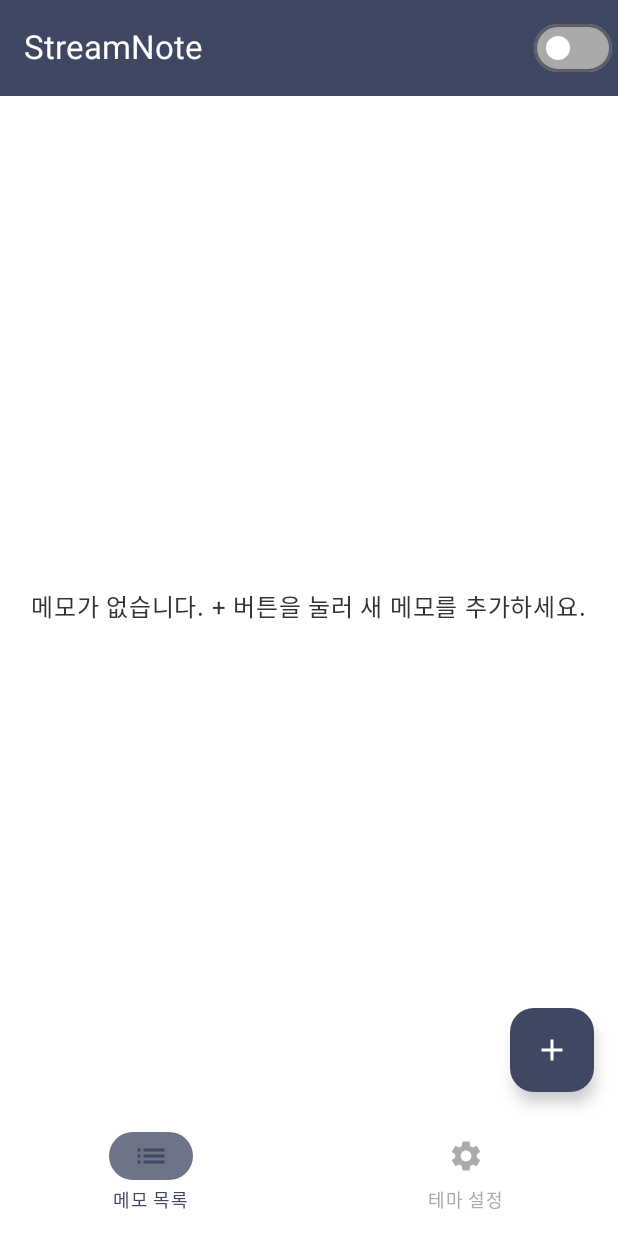
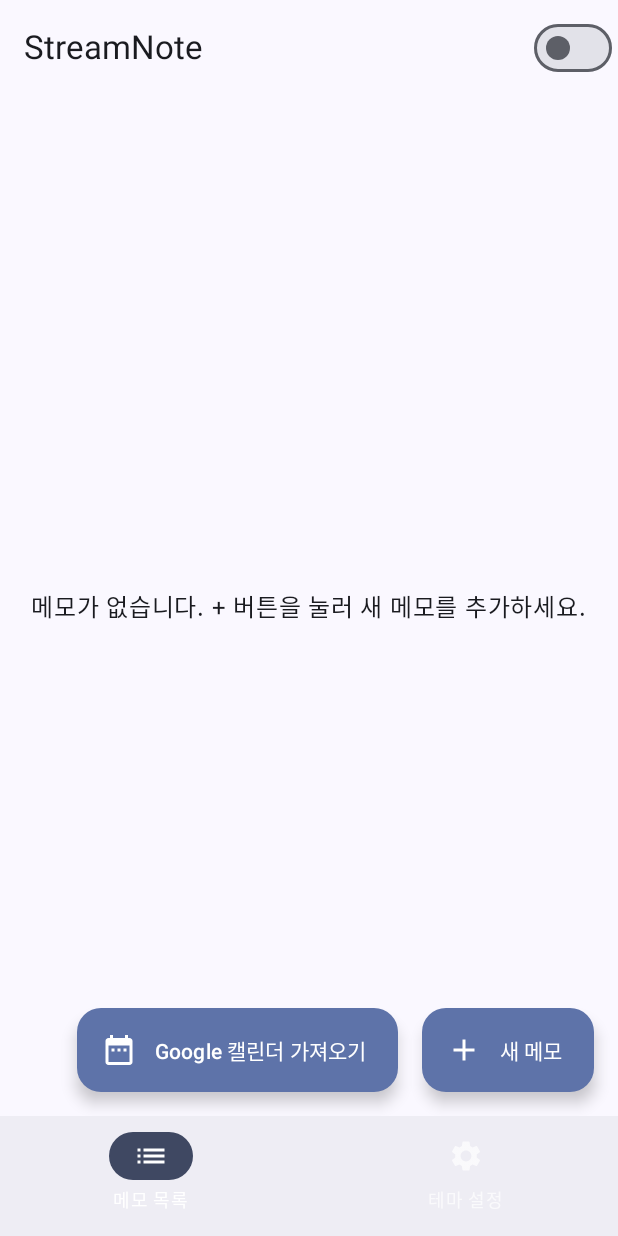
Before and after one commit to SonSungMin/SkynetProject, an Android app built with Jetpack Compose: the screen it shows after launch (MainActivity), on a phone screen of 412 x 824 dp. Run offline under Robolectric (Android 15) with nearby library versions, the phone set to English and light mode, and no system bars; our stand-ins replace AdMob, Room's generated code; 1 statement that could not run was skipped.

Commit message:
구글 캘린더 추가 후

```diff
--- a/streamnote/src/main/AndroidManifest.xml
+++ b/streamnote/src/main/AndroidManifest.xml
@@ -21,7 +21,6 @@
     <!-- 구글 캘린더 접근 권한 -->
     <uses-permission android:name="android.permission.GET_ACCOUNTS" />
     <uses-permission android:name="android.permission.READ_CALENDAR" />
-    <uses-permission android:name="android.permission.WRITE_CALENDAR" />
 
 
     <application
--- a/streamnote/src/main/java/com/skynet/streamnote/ui/screens/MemoListScreen.kt
+++ b/streamnote/src/main/java/com/skynet/streamnote/ui/screens/MemoListScreen.kt
@@ -1,17 +1,25 @@
 package com.skynet.streamnote.ui.screens
 
-import androidx.compose.foundation.background
+import android.Manifest
+import androidx.activity.compose.rememberLauncherForActivityResult
+import androidx.activity.result.contract.ActivityResultContracts
 import androidx.compose.foundation.layout.Box
+import androidx.compose.foundation.layout.Row
+import androidx.compose.foundation.layout.Spacer
 import androidx.compose.foundation.layout.fillMaxSize
 import androidx.compose.foundation.layout.padding
+import androidx.compose.foundation.layout.width
 import androidx.compose.foundation.lazy.LazyColumn
 import androidx.compose.foundation.lazy.items
 import androidx.compose.material.icons.Icons
 import androidx.compose.material.icons.filled.Add
-import androidx.compose.material3.FloatingActionButton
+import androidx.compose.material.icons.filled.DateRange
+import androidx.compose.material.icons.filled.Warning
+import androidx.compose.material3.AlertDialog
+import androidx.compose.material3.ExtendedFloatingActionButton
 import androidx.compose.material3.Icon
-import androidx.compose.material3.MaterialTheme
 import androidx.compose.material3.Text
+import androidx.compose.material3.TextButton
 import androidx.compose.runtime.Composable
 import androidx.compose.runtime.collectAsState
 import androidx.compose.runtime.getValue
@@ -20,37 +28,48 @@ import androidx.compose.runtime.remember
 import androidx.compose.runtime.setValue
 import androidx.compose.ui.Alignment
 import androidx.compose.ui.Modifier
-import androidx.compose.ui.res.colorResource
+import androidx.compose.ui.platform.LocalContext
 import androidx.compose.ui.res.stringResource
 import androidx.compose.ui.unit.dp
+import androidx.core.content.ContextCompat
+import android.content.pm.PackageManager
 import com.skynet.streamnote.R
 import com.skynet.streamnote.data.entity.Memo
+import com.skynet.streamnote.ui.components.ImportCalendarDialog
 import com.skynet.streamnote.ui.components.MemoDialog
 import com.skynet.streamnote.ui.components.MemoItem
 import com.skynet.streamnote.ui.viewmodel.StreamNoteViewModel
+import androidx.compose.ui.res.colorResource
 
 @Composable
 fun MemoListScreen(viewModel: StreamNoteViewModel, modifier: Modifier = Modifier) {
     val memos by viewModel.allMemos.collectAsState(initial = emptyList())
     var showAddDialog by remember { mutableStateOf(false) }
     var selectedMemo by remember { mutableStateOf<Memo?>(null) }
+    var showImportDialog by remember { mutableStateOf(false) }
+    var showPermissionDialog by remember { mutableStateOf(false) }
 
-    // 기능별 색상 정의
-    val primaryColor = colorResource(id = R.color.primary)
-    val backgroundColor = colorResource(id = R.color.background)
-    val onBackgroundColor = colorResource(id = R.color.on_background)
-    val onPrimaryColor = colorResource(id = R.color.on_primary)
+    val context = LocalContext.current
 
-    Box(
-        modifier = modifier
-            .fillMaxSize()
-            .background(backgroundColor)
-    ) {
+    // 캘린더 권한 요청을 위한 런처
+    val calendarPermissionLauncher = rememberLauncherForActivityResult(
+        contract = ActivityResultContracts.RequestPermission(),
+        onResult = { isGranted ->
+            if (isGranted) {
+                // 권한이 부여되면 가져오기 다이얼로그 표시
+                showImportDialog = true
+            } else {
+                // 권한이 거부되면 권한 안내 다이얼로그 표시
+                showPermissionDialog = true
+            }
+        }
+    )
+
+    Box(modifier = modifier.fillMaxSize()) {
         if (memos.isEmpty()) {
             Text(
                 text = stringResource(R.string.no_memos),
-                modifier = Modifier.align(Alignment.Center),
-                color = onBackgroundColor
+                modifier = Modifier.align(Alignment.Center)
             )
         } else {
             LazyColumn {
@@ -73,21 +92,45 @@ fun MemoListScreen(viewModel: StreamNoteViewModel, modifier: Modifier = Modifier
             }
         }
 
-        FloatingActionButton(
-            onClick = {
-                selectedMemo = null
-                showAddDialog = true
-            },
+        // FAB들을 가로로 나란히 배치
+        Row(
             modifier = Modifier
                 .align(Alignment.BottomEnd)
-                .padding(16.dp),
-            containerColor = primaryColor,
-            contentColor = onPrimaryColor
+                .padding(16.dp)
         ) {
-            Icon(Icons.Default.Add, contentDescription = stringResource(R.string.new_memo))
+            // 캘린더 가져오기 FAB
+            ExtendedFloatingActionButton(
+                onClick = {
+                    // 캘린더 권한 확인 후 처리
+                    if (ContextCompat.checkSelfPermission(
+                            context,
+                            Manifest.permission.READ_CALENDAR
+                        ) == PackageManager.PERMISSION_GRANTED
+                    ) {
+                        showImportDialog = true
+                    } else {
+                        calendarPermissionLauncher.launch(Manifest.permission.READ_CALENDAR)
+                    }
+                },
+                icon = { Icon(Icons.Default.DateRange, contentDescription = null) },
+                text = { Text(stringResource(R.string.import_calendar)) }
+            )
+
+            Spacer(modifier = Modifier.width(16.dp))
+
+            // 메모 추가 FAB - FloatingActionButton에서 ExtendedFloatingActionButton으로 변경
+            ExtendedFloatingActionButton(
+                onClick = {
+                    selectedMemo = null
+                    showAddDialog = true
+                },
+                icon = { Icon(Icons.Default.Add, contentDescription = null) },
+                text = { Text(stringResource(R.string.new_memo)) }
+            )
         }
     }
 
+    // 메모 추가/수정 다이얼로그
     if (showAddDialog) {
         MemoDialog(
             memo = selectedMemo,
@@ -102,4 +145,40 @@ fun MemoListScreen(viewModel: StreamNoteViewModel, modifier: Modifier = Modifier
             }
         )
     }
+
+    // 캘린더 가져오기 다이얼로그
+    if (showImportDialog) {
+        ImportCalendarDialog(
+            onDismiss = { showImportDialog = false },
+            onImport = { daysRange ->
+                viewModel.importCalendarEvents(daysRange)
+                showImportDialog = false
+            }
+        )
+    }
+
+    // 권한 안내 다이얼로그
+    if (showPermissionDialog) {
+        AlertDialog(
+            onDismissRequest = { showPermissionDialog = false },
+            icon = { Icon(Icons.Default.Warning, contentDescription = null) },
+            title = { Text(stringResource(R.string.permission_required)) },
+            text = { Text(stringResource(R.string.calendar_permission_explanation)) },
+            confirmButton = {
+                TextButton(
+                    onClick = {
+                        calendarPermissionLauncher.launch(Manifest.permission.READ_CALENDAR)
+                        showPermissionDialog = false
+                    }
+                ) {
+                    Text(stringResource(R.string.request_again))
+                }
+            },
+            dismissButton = {
+                TextButton(onClick = { showPermissionDialog = false }) {
+                    Text(stringResource(R.string.cancel))
+                }
+            }
+        )
+    }
 }
--- a/streamnote/src/main/java/com/skynet/streamnote/ui/screens/StreamNoteApp.kt
+++ b/streamnote/src/main/java/com/skynet/streamnote/ui/screens/StreamNoteApp.kt
@@ -1,22 +1,20 @@
 package com.skynet.streamnote.ui.screens
 
-import androidx.compose.foundation.background
 import androidx.compose.foundation.layout.Column
+import androidx.compose.foundation.layout.height
 import androidx.compose.foundation.layout.padding
 import androidx.compose.material.icons.Icons
 import androidx.compose.material.icons.filled.List
 import androidx.compose.material.icons.filled.Settings
 import androidx.compose.material3.ExperimentalMaterial3Api
 import androidx.compose.material3.Icon
-import androidx.compose.material3.MaterialTheme
 import androidx.compose.material3.NavigationBar
 import androidx.compose.material3.NavigationBarItem
+import androidx.compose.material3.NavigationBarItemDefaults
 import androidx.compose.material3.Scaffold
 import androidx.compose.material3.Switch
-import androidx.compose.material3.SwitchDefaults
 import androidx.compose.material3.Text
 import androidx.compose.material3.TopAppBar
-import androidx.compose.material3.TopAppBarDefaults
 import androidx.compose.runtime.Composable
 import androidx.compose.runtime.getValue
 import androidx.compose.runtime.mutableStateOf
@@ -24,8 +22,8 @@ import androidx.compose.runtime.remember
 import androidx.compose.runtime.setValue
 import androidx.compose.ui.Modifier
 import androidx.compose.ui.graphics.Color
-import androidx.compose.ui.res.colorResource
 import androidx.compose.ui.res.stringResource
+import androidx.compose.ui.unit.dp
 import com.skynet.streamnote.R
 import com.skynet.streamnote.ui.components.BannerAdView
 import com.skynet.streamnote.ui.viewmodel.StreamNoteViewModel
@@ -40,21 +38,21 @@ fun StreamNoteApp(viewModel: StreamNoteViewModel) {
     )
     val serviceRunning = remember { mutableStateOf(false) }
 
-    // 기능별 색상 정의
-    val primaryColor = colorResource(id = R.color.primary)
-    val secondaryColor = colorResource(id = R.color.secondary)
-    val surfaceVariantColor = colorResource(id = R.color.surface_variant)
-    val onPrimaryColor = colorResource(id = R.color.on_primary)
-    val disabledColor = colorResource(id = R.color.disabled)
-    val backgroundColor = colorResource(id = R.color.background)
+    // 색상 정의
+    val selectedContainerColor = Color(0xFF3F4862)
+    val selectedIconColor = Color.White
+    val unselectedIconColor = Color.White.copy(alpha = 0.7f)
 
     Scaffold(
         topBar = {
+            // 높이가 줄어든 TopAppBar
             TopAppBar(
-                title = { Text(stringResource(R.string.app_name), color = onPrimaryColor) },
-                colors = TopAppBarDefaults.topAppBarColors(
-                    containerColor = primaryColor
-                ),
+                title = {
+                    Text(
+                        text = stringResource(R.string.app_name),
+                        modifier = Modifier.padding(vertical = 4.dp)
+                    )
+                },
                 actions = {
                     Switch(
                         checked = serviceRunning.value,
@@ -66,12 +64,7 @@ fun StreamNoteApp(viewModel: StreamNoteViewModel) {
                                 viewModel.stopOverlayService()
                             }
                         },
-                        colors = SwitchDefaults.colors(
-                            checkedThumbColor = onPrimaryColor,
-                            checkedTrackColor = surfaceVariantColor,
-                            uncheckedThumbColor = onPrimaryColor,
-                            uncheckedTrackColor = disabledColor
-                        )
+                        modifier = Modifier.padding(vertical = 4.dp)
                     )
                 }
             )
@@ -82,32 +75,30 @@ fun StreamNoteApp(viewModel: StreamNoteViewModel) {
                 BannerAdView()
 
                 // 기존 탭바
-                NavigationBar(
-                    containerColor = backgroundColor
-                ) {
+                NavigationBar {
                     tabs.forEachIndexed { index, title ->
                         NavigationBarItem(
                             icon = {
                                 Icon(
                                     if (index == 0) Icons.Default.List else Icons.Default.Settings,
-                                    contentDescription = title,
-                                    tint = if (selectedTab == index) primaryColor else disabledColor
+                                    contentDescription = title
                                 )
                             },
-                            label = {
-                                Text(
-                                    title,
-                                    color = if (selectedTab == index) primaryColor else disabledColor
-                                )
-                            },
+                            label = { Text(title) },
                             selected = selectedTab == index,
-                            onClick = { selectedTab = index }
+                            onClick = { selectedTab = index },
+                            colors = NavigationBarItemDefaults.colors(
+                                selectedIconColor = selectedIconColor,
+                                unselectedIconColor = unselectedIconColor,
+                                selectedTextColor = selectedIconColor,
+                                unselectedTextColor = unselectedIconColor,
+                                indicatorColor = selectedContainerColor
+                            )
                         )
                     }
                 }
             }
-        },
-        containerColor = backgroundColor
+        }
     ) { innerPadding ->
         when (selectedTab) {
             0 -> MemoListScreen(viewModel, Modifier.padding(innerPadding))
--- a/streamnote/src/main/res/values/colors.xml
+++ b/streamnote/src/main/res/values/colors.xml
@@ -11,12 +11,15 @@
     <color name="purple_100">#E1BEE7</color>
     <color name="purple_900">#4A148C</color>
 
+    <color name="memo_list_background">#3F4862</color>
+    <color name="theme_settings_background">#E3F2FD</color>
+
     <!-- 기능별 의미 있는 이름으로 변경된 색상 -->
     <color name="primary">#3F4862</color>              <!-- 진한 회색 - 주요 색상 -->
     <color name="secondary">#9CCDFF</color>            <!-- 연한 파란색 - 보조 색상 -->
     <color name="background">#FFFFFF</color>           <!-- 연한 파란색 - 배경 색상 -->
     <color name="surface">#FFFFFF</color>              <!-- 흰색 - 표면 색상 -->
-    <color name="surface_variant">#E7E7E7</color>      <!-- 연한 회색 - 대체 표면 색상 -->
+    <color name="surface_variant">#FFFFFF</color>      <!-- 연한 회색 - 대체 표면 색상 -->
     <color name="on_primary">#FFFFFF</color>           <!-- 흰색 - 주요 색상 위 텍스트 -->
     <color name="on_secondary">#333333</color>         <!-- 진한 텍스트 - 보조 색상 위 텍스트 -->
     <color name="on_background">#333333</color>        <!-- 진한 텍스트 - 배경 위 텍스트 -->
```
Also changed, not shown: streamnote/build.gradle.kts (+20 -11 lines), streamnote/src/main/java/com/skynet/streamnote/data/repository/CalendarRepository.kt (added, +128 -0 lines), streamnote/src/main/java/com/skynet/streamnote/ui/components/ImportCalendarDialog.kt (added, +93 -0 lines), streamnote/src/main/java/com/skynet/streamnote/ui/viewmodel/StreamNoteViewModel.kt (+28 -0 lines), streamnote/src/main/res/values/strings.xml (+8 -18 lines), 3 other files.
